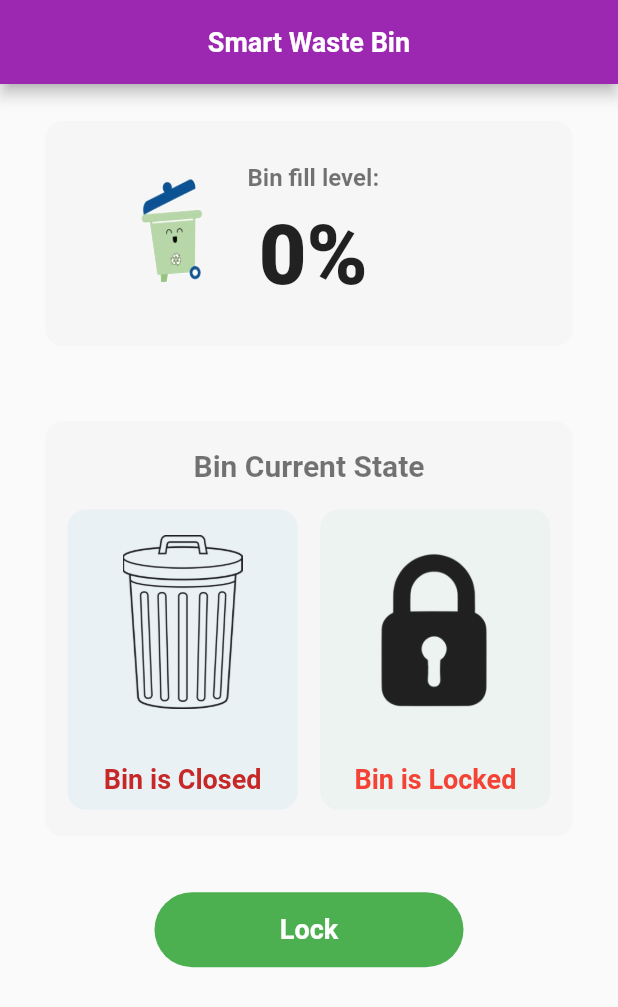
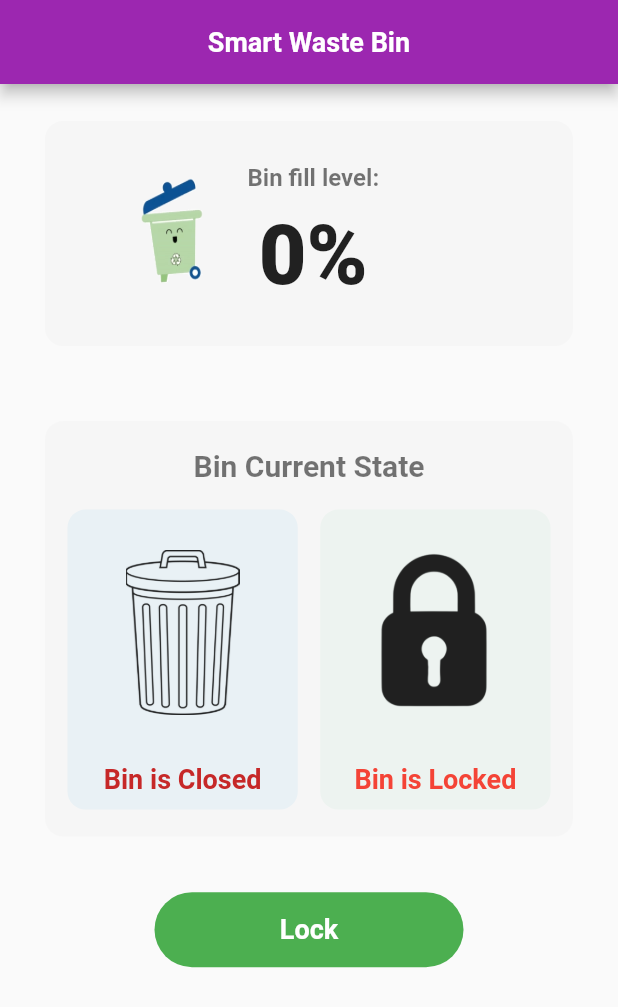
Before and after one commit to Enisco/smart_bin_advanced, a Flutter app: the screen it shows after launch, on a phone screen of 412 x 824 dp. Shown: the top 1007 px of the screen. Run offline on Flutter 3.47's test engine with Material 2 defaults, Android fonts, the light colour scheme and no system bars; our stand-ins replace flutter_local_notifications, get; missing offline and left inert: flutter_background, mqtt_client.

Commit message:
custom view implementation

```diff
--- a/lib/presentation/view.dart
+++ b/lib/presentation/view.dart
@@ -124,7 +124,8 @@ class _SmartWasteBinPageViewState extends State<SmartWasteBinPageView> {
                         children: [
                           Expanded(
                             child: Container(
-                              padding: const EdgeInsets.only(bottom: 10),
+                              padding: EdgeInsets.only(
+                                  bottom: 10, top: controller.open ? 0 : 12),
                               height: 200,
                               decoration: const BoxDecoration(
                                 color: Color.fromRGBO(24, 160, 221, 0.06),
@@ -145,14 +146,14 @@ class _SmartWasteBinPageViewState extends State<SmartWasteBinPageView> {
                                       : const Image(
                                           image: AssetImage(
                                               "assets/waste-bin-closed.png"),
-                                          height: 120,
+                                          height: 110,
                                           width: 80,
                                           color: Colors.black87,
                                         ),
                                   const Expanded(child: SizedBox()),
                                   Text(
                                     controller.open
-                                        ? 'Bin is Open'
+                                        ? ' Bin is Open'
                                         : 'Bin is Closed',
                                     style: TextStyle(
                                         fontSize: 18,
```
